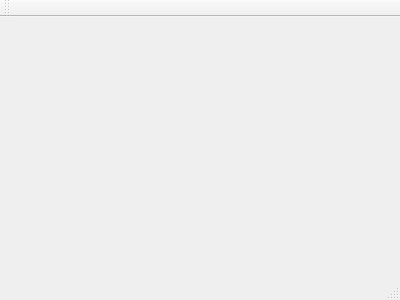
The window that ui/qjmidi.ui (JuanjoMrt/Jmidi) describes before a commit, drawn with Qt 5.
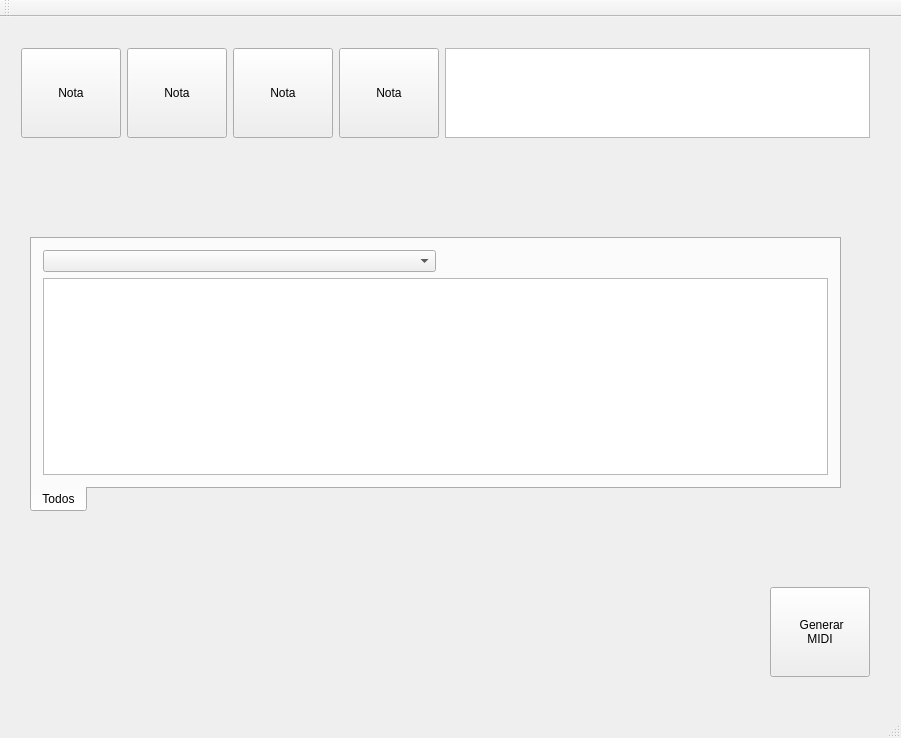
The same window after the commit.

Commit message: 🖥️ Main window GUI

Diff of the .ui file:
```diff
--- a/ui/qjmidi.ui
+++ b/ui/qjmidi.ui
@@ -6,14 +6,183 @@
    <rect>
     <x>0</x>
     <y>0</y>
-    <width>400</width>
-    <height>300</height>
+    <width>901</width>
+    <height>738</height>
    </rect>
   </property>
   <property name="windowTitle">
    <string>QJmidi</string>
   </property>
-  <widget class="QWidget" name="centralWidget"/>
+  <widget class="QWidget" name="centralWidget">
+   <widget class="QPushButton" name="pb_generar_midi">
+    <property name="geometry">
+     <rect>
+      <x>770</x>
+      <y>570</y>
+      <width>100</width>
+      <height>90</height>
+     </rect>
+    </property>
+    <property name="text">
+     <string> Generar
+MIDI</string>
+    </property>
+   </widget>
+   <widget class="QTabWidget" name="tabWidget_voces">
+    <property name="enabled">
+     <bool>true</bool>
+    </property>
+    <property name="geometry">
+     <rect>
+      <x>30</x>
+      <y>220</y>
+      <width>811</width>
+      <height>275</height>
+     </rect>
+    </property>
+    <property name="sizePolicy">
+     <sizepolicy hsizetype="MinimumExpanding" vsizetype="MinimumExpanding">
+      <horstretch>0</horstretch>
+      <verstretch>0</verstretch>
+     </sizepolicy>
+    </property>
+    <property name="tabPosition">
+     <enum>QTabWidget::South</enum>
+    </property>
+    <property name="currentIndex">
+     <number>0</number>
+    </property>
+    <property name="elideMode">
+     <enum>Qt::ElideNone</enum>
+    </property>
+    <widget class="QWidget" name="tab_0">
+     <attribute name="title">
+      <string>Todos</string>
+     </attribute>
+     <layout class="QVBoxLayout" name="verticalLayout">
+      <item>
+       <layout class="QHBoxLayout" name="horizontalLayout_2">
+        <item>
+         <widget class="QComboBox" name="cb_instrument">
+          <property name="sizePolicy">
+           <sizepolicy hsizetype="MinimumExpanding" vsizetype="Fixed">
+            <horstretch>0</horstretch>
+            <verstretch>0</verstretch>
+           </sizepolicy>
+          </property>
+         </widget>
+        </item>
+        <item>
+         <spacer name="horizontalSpacer">
+          <property name="orientation">
+           <enum>Qt::Horizontal</enum>
+          </property>
+          <property name="sizeHint" stdset="0">
+           <size>
+            <width>40</width>
+            <height>20</height>
+           </size>
+          </property>
+         </spacer>
+        </item>
+       </layout>
+      </item>
+      <item>
+       <widget class="QGraphicsView" name="graphicsView_2"/>
+      </item>
+     </layout>
+    </widget>
+   </widget>
+   <widget class="QWidget" name="">
+    <property name="geometry">
+     <rect>
+      <x>10</x>
+      <y>20</y>
+      <width>871</width>
+      <height>111</height>
+     </rect>
+    </property>
+    <layout class="QHBoxLayout" name="horizontalLayout">
+     <item>
+      <widget class="QPushButton" name="pb_nota">
+       <property name="minimumSize">
+        <size>
+         <width>100</width>
+         <height>90</height>
+        </size>
+       </property>
+       <property name="text">
+        <string>Nota</string>
+       </property>
+      </widget>
+     </item>
+     <item>
+      <widget class="QPushButton" name="pushButton_2">
+       <property name="minimumSize">
+        <size>
+         <width>100</width>
+         <height>90</height>
+        </size>
+       </property>
+       <property name="text">
+        <string>Nota</string>
+       </property>
+      </widget>
+     </item>
+     <item>
+      <widget class="QPushButton" name="pushButton_3">
+       <property name="minimumSize">
+        <size>
+         <width>100</width>
+         <height>90</height>
+        </size>
+       </property>
+       <property name="text">
+        <string>Nota</string>
+       </property>
+      </widget>
+     </item>
+     <item>
+      <widget class="QPushButton" name="pushButton_4">
+       <property name="minimumSize">
+        <size>
+         <width>100</width>
+         <height>90</height>
+        </size>
+       </property>
+       <property name="text">
+        <string>Nota</string>
+       </property>
+      </widget>
+     </item>
+     <item>
+      <widget class="QPlainTextEdit" name="pte_output">
+       <property name="sizePolicy">
+        <sizepolicy hsizetype="Expanding" vsizetype="Minimum">
+         <horstretch>0</horstretch>
+         <verstretch>0</verstretch>
+        </sizepolicy>
+       </property>
+       <property name="minimumSize">
+        <size>
+         <width>0</width>
+         <height>90</height>
+        </size>
+       </property>
+       <property name="maximumSize">
+        <size>
+         <width>16777215</width>
+         <height>90</height>
+        </size>
+       </property>
+       <property name="readOnly">
+        <bool>true</bool>
+       </property>
+      </widget>
+     </item>
+    </layout>
+   </widget>
+  </widget>
   <widget class="QMenuBar" name="menuBar">
    <property name="geometry">
     <rect>
```
Left out of the diff: 2 changed lines with no effect on the pictures. The commit also changes 2 other files.
